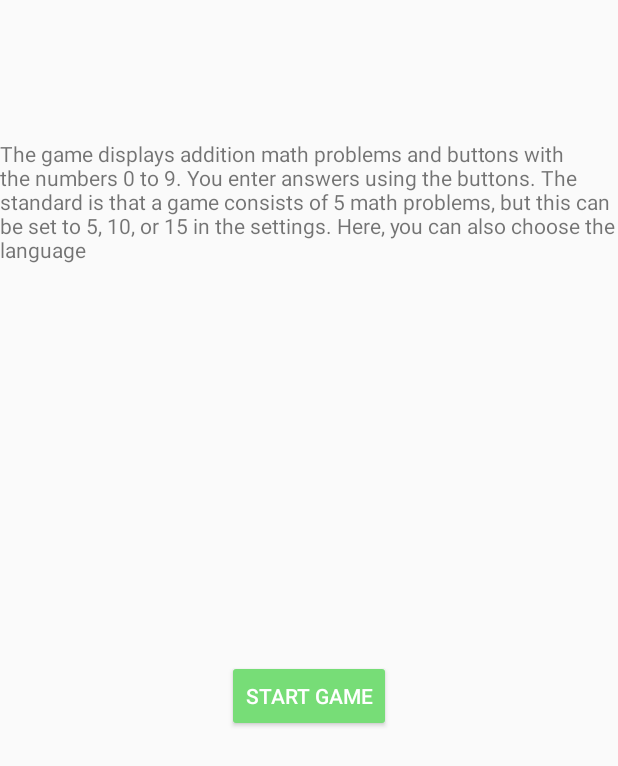
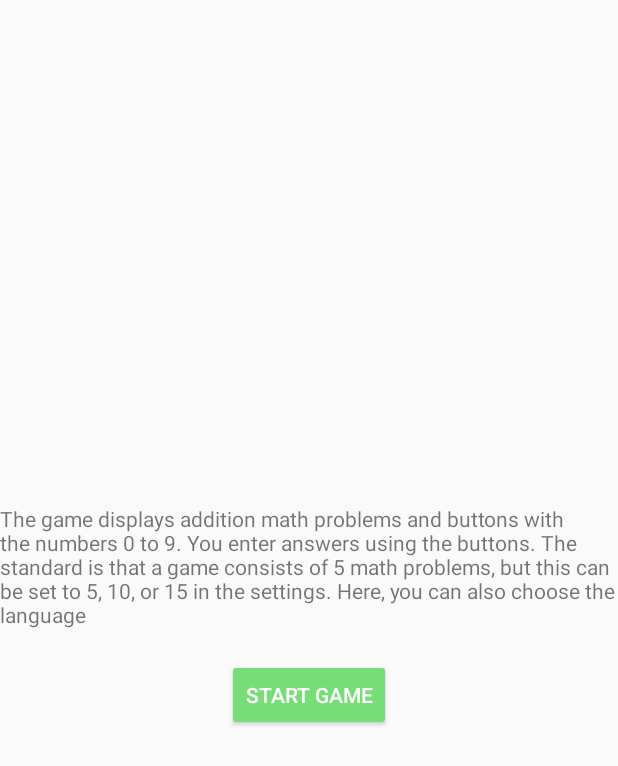
Before and after one commit to MathiasCK/mathApp, an Android app: the layout about.xml on its own in the app's theme, with its tools: preview values and no code run, on a phone screen of 412 x 824 dp. Shown: the top 766 px of the screen. Run offline under Robolectric (Android 15) with nearby library versions, the phone set to English and light mode, and no system bars.

Commit message:
Make about page responsive

```diff
--- a/app/src/main/res/layout/about.xml
+++ b/app/src/main/res/layout/about.xml
@@ -1,42 +1,27 @@
 <?xml version="1.0" encoding="utf-8"?>
-<LinearLayout xmlns:android="http://schemas.android.com/apk/res/android"
-    xmlns:app="http://schemas.android.com/apk/res-auto"
+<LinearLayout
+    xmlns:android="http://schemas.android.com/apk/res/android"
     xmlns:tools="http://schemas.android.com/tools"
+    android:layout_width="match_parent"
+    android:layout_height="match_parent"
     android:orientation="vertical"
-    android:layout_width="match_parent"
-    android:layout_height="match_parent">
-
-    <androidx.constraintlayout.widget.ConstraintLayout
-        android:layout_width="match_parent"
-        android:layout_height="match_parent">
+    android:gravity="center">
 
     <TextView
         android:id="@+id/textView2"
         android:layout_width="wrap_content"
         android:layout_height="wrap_content"
-            android:layout_marginTop="119dp"
-            android:layout_marginBottom="132dp"
         android:text="@string/info"
-            app:layout_constraintBottom_toTopOf="@+id/button_about_start"
-            app:layout_constraintEnd_toEndOf="parent"
-            app:layout_constraintStart_toStartOf="parent"
-            app:layout_constraintTop_toTopOf="parent" />
+        android:layout_gravity="center"
+        android:layout_marginBottom="20dp" />
 
     <Button
         android:id="@+id/button_about_start"
         android:layout_width="wrap_content"
         android:layout_height="wrap_content"
-            android:layout_marginStart="152dp"
-            android:layout_marginTop="132dp"
-            android:layout_marginEnd="152dp"
-            android:layout_marginBottom="363dp"
-            android:backgroundTint="@color/green"
         android:text="@string/start"
         android:textColor="@color/white"
-            app:layout_constraintBottom_toBottomOf="parent"
-            app:layout_constraintEnd_toEndOf="parent"
-            app:layout_constraintStart_toStartOf="parent"
-            app:layout_constraintTop_toBottomOf="@+id/textView2" />
+        android:backgroundTint="@color/green"
+        android:layout_gravity="center" />
 
-    </androidx.constraintlayout.widget.ConstraintLayout>
 </LinearLayout>
```
Lines whose indentation alone changed are shown as unchanged.
